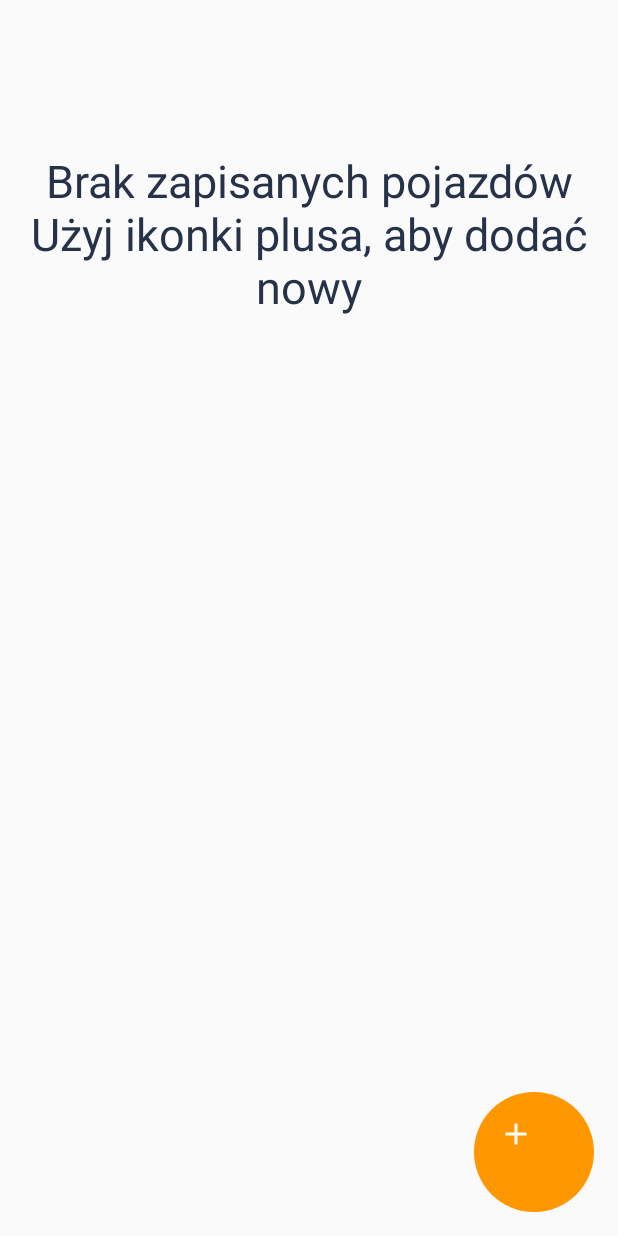
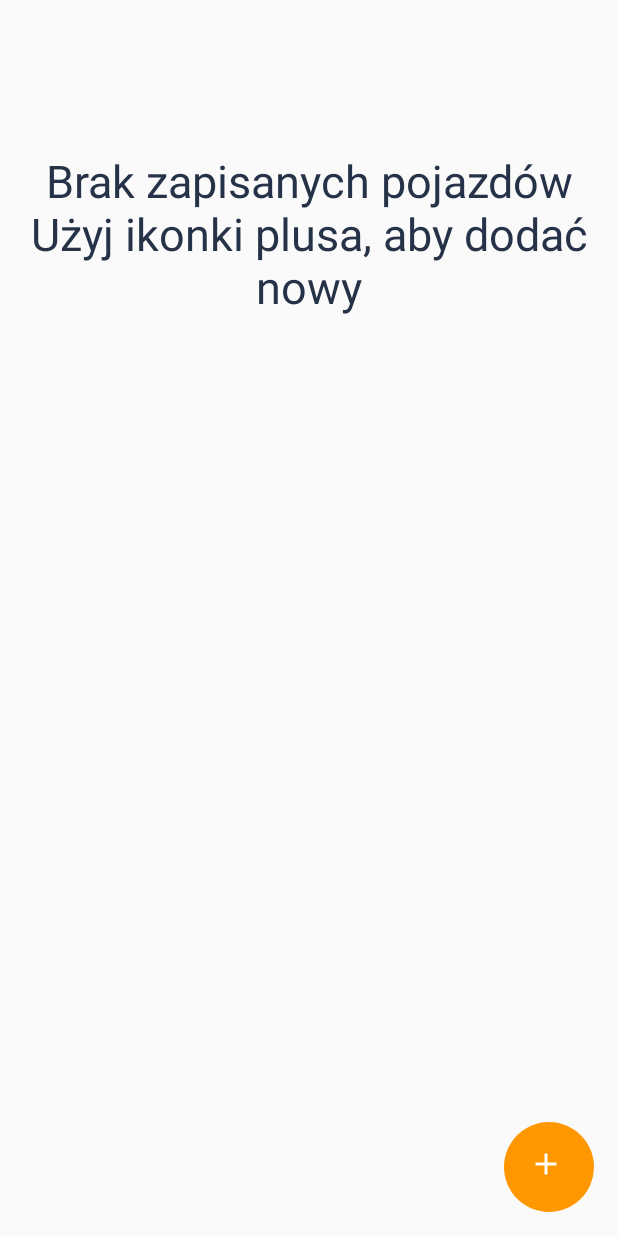
Before and after one commit to Ishimura92/inzynierka, an Android app: the layout activity_vehicle_chooser.xml on its own in the app's theme, with its tools: preview values and no code run, on a phone screen of 412 x 824 dp. Run offline under Robolectric (Android 15) with nearby library versions, the light colour scheme and no system bars.

Commit message:
Some minor fixes

```diff
--- a/app/src/main/java/com/example/luki/inzynierka/VehicleChooser.java
+++ b/app/src/main/java/com/example/luki/inzynierka/VehicleChooser.java
@@ -10,6 +10,7 @@ import android.support.v7.widget.LinearLayoutManager;
 import android.support.v7.widget.RecyclerView;
 import android.text.Editable;
 import android.view.View;
+import android.view.WindowManager;
 import android.widget.ArrayAdapter;
 import android.widget.Button;
 import android.widget.DatePicker;
@@ -158,6 +159,7 @@ public class VehicleChooser extends AppCompatActivity {
     @Click(R.id.buttonConfirmAdd)
     void onConfirmClick(){
         disableAllErrors();
+        this.getWindow().setSoftInputMode(WindowManager.LayoutParams.SOFT_INPUT_STATE_ALWAYS_HIDDEN);
 
         getVehicleDataFromDialogs();
 
@@ -452,7 +454,7 @@ public class VehicleChooser extends AppCompatActivity {
         realm.commitTransaction();
 
         getVehicleListFromRealm();
-        textViewNoVehicles.setVisibility(View.VISIBLE);
+        if(vehicleList.isEmpty()) textViewNoVehicles.setVisibility(View.VISIBLE);
         adapter.notifyDataSetChanged();
 
     }
--- a/app/src/main/res/layout/activity_vehicle_chooser.xml
+++ b/app/src/main/res/layout/activity_vehicle_chooser.xml
@@ -19,8 +19,8 @@
 
         <android.support.design.widget.FloatingActionButton
             android:id="@+id/fab"
-            android:layout_width="80dp"
-            android:layout_height="80dp"
+            android:layout_width="60dp"
+            android:layout_height="60dp"
             android:layout_margin="@dimen/fab_margin"
             android:src="@drawable/ic_add_white_48dp"
             app:backgroundTint="@color/colorAccent"
```
